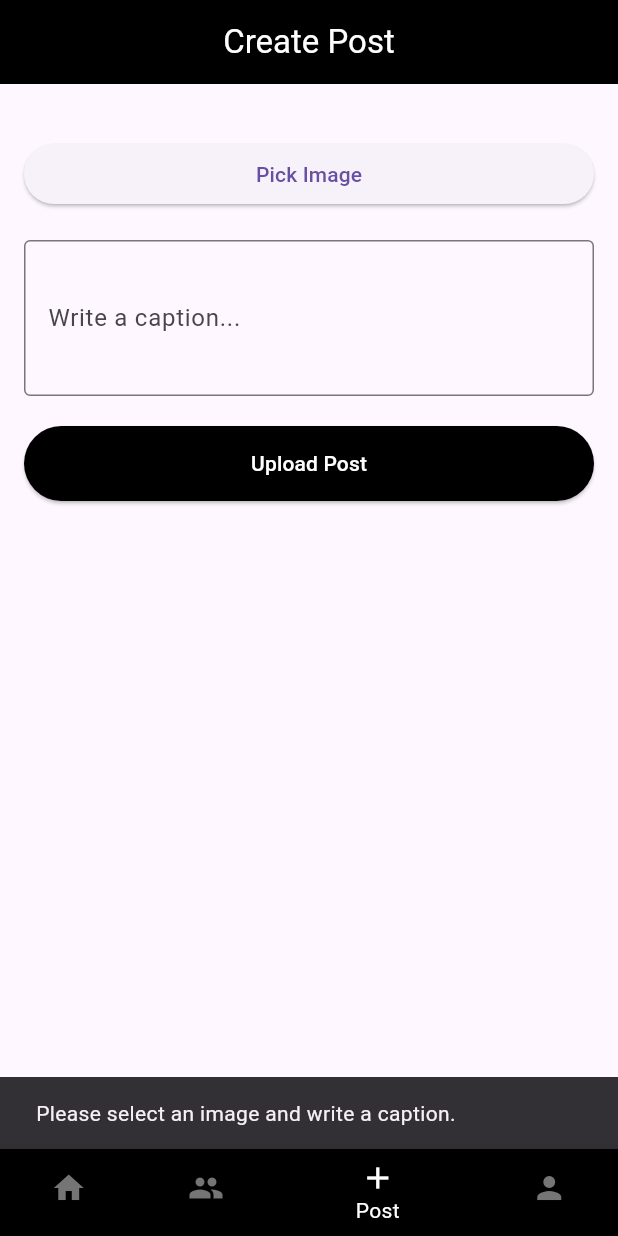
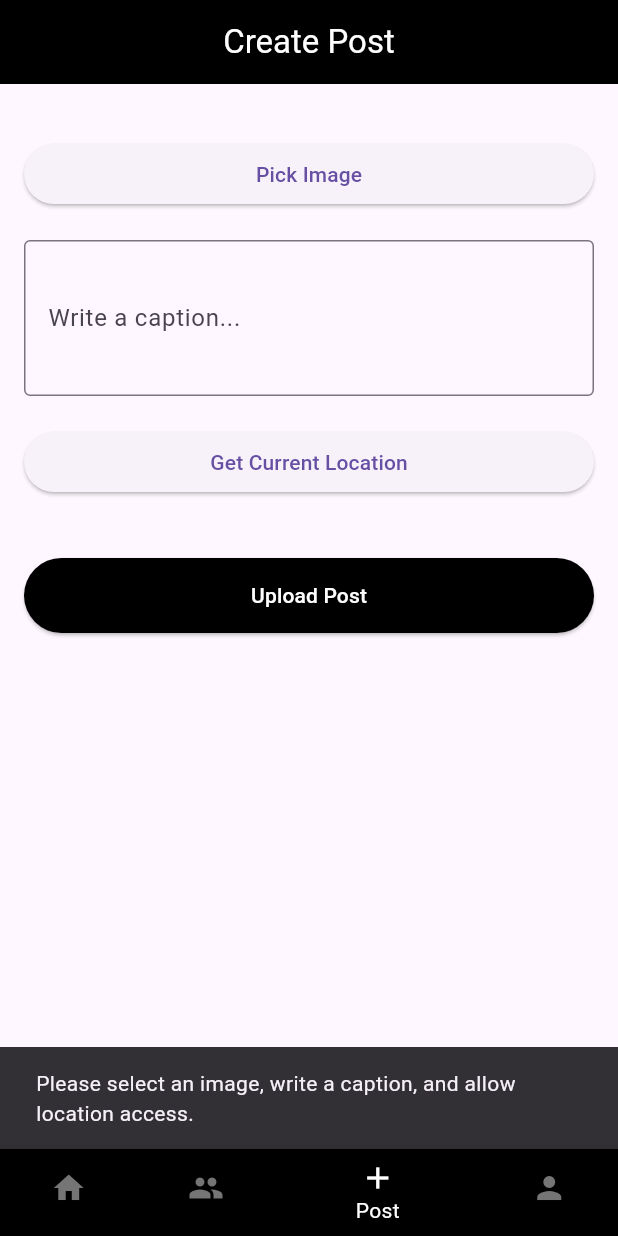
Before and after one commit to Dilipjp/Connectify-hybrid, a Flutter app: the screen it shows once a user with an empty profile is signed in, item 3 of the bottom bar chosen, after a tap on "Upload Post", on a phone screen of 412 x 824 dp. Run offline on Flutter 3.47's test engine with Material 3 defaults, Android fonts, the phone set to English and light mode, and no system bars; our stand-ins replace firebase_auth, firebase_core, firebase_database, firebase_storage, geocoding, geolocator and 3 more; missing offline and left inert: firebase_auth_platform_interface; accounts and stored records are empty.

Commit message:
Location added to the post

```diff
--- a/lib/screens/post_tab.dart
+++ b/lib/screens/post_tab.dart
@@ -5,6 +5,8 @@ import 'package:firebase_storage/firebase_storage.dart';
 import 'package:flutter/material.dart';
 import 'package:image_picker/image_picker.dart';
 import 'package:uuid/uuid.dart';
+import 'package:geolocator/geolocator.dart';
+import 'package:geocoding/geocoding.dart';
 
 class PostTab extends StatefulWidget {
   @override
@@ -20,6 +22,8 @@ class _PostTabState extends State<PostTab> {
 
   File? _selectedImage;
   bool _isLoading = false;
+  String? _location; // Variable to store location
+  String? _locationName; // Variable to store location name (city)
 
   Future<void> _pickImage() async {
     final pickedImage = await ImagePicker().pickImage(source: ImageSource.gallery);
@@ -30,10 +34,55 @@ class _PostTabState extends State<PostTab> {
     }
   }
 
+  Future<void> _getCurrentLocation() async {
+    LocationPermission permission = await Geolocator.checkPermission();
+
+    if (permission == LocationPermission.denied) {
+      // Request permission
+      permission = await Geolocator.requestPermission();
+      if (permission == LocationPermission.denied) {
+        // Permission was denied
+        ScaffoldMessenger.of(context).showSnackBar(
+          SnackBar(content: Text('Location permissions are denied')),
+        );
+        return;
+      }
+    }
+
+    // Check if permission is granted
+    if (permission == LocationPermission.deniedForever) {
+      // Permissions are denied forever
+      ScaffoldMessenger.of(context).showSnackBar(
+        SnackBar(content: Text('Location permissions are permanently denied. Please enable them in settings.')),
+      );
+      return;
+    }
+
+    // If permissions are granted, get the location
+    try {
+      Position position = await Geolocator.getCurrentPosition(desiredAccuracy: LocationAccuracy.high);
+      setState(() {
+        _location = '${position.latitude}, ${position.longitude}'; // Store location as string
+      });
+
+      // Get the location name (city)
+      List<Placemark> placemarks = await placemarkFromCoordinates(position.latitude, position.longitude);
+      if (placemarks.isNotEmpty) {
+        _locationName = placemarks[0].locality; // Get the city name
+        print('Location Name: $_locationName');
+      }
+    } catch (e) {
+      print('Error getting location: $e');
+      ScaffoldMessenger.of(context).showSnackBar(
+        SnackBar(content: Text('Error getting location: $e')),
+      );
+    }
+  }
+
   Future<void> _uploadPost() async {
-    if (_selectedImage == null || _captionController.text.isEmpty) {
+    if (_selectedImage == null || _captionController.text.isEmpty || _locationName == null) {
       ScaffoldMessenger.of(context).showSnackBar(
-        SnackBar(content: Text('Please select an image and write a caption.')),
+        SnackBar(content: Text('Please select an image, write a caption, and allow location access.')),
       );
       return;
     }
@@ -62,6 +111,8 @@ class _PostTabState extends State<PostTab> {
           'postImageUrl': downloadUrl,
           'timestamp': DateTime.now().toIso8601String(),
           'userId': userId,
+          'location': _location, // Save coordinates
+          'locationName': _locationName, // Save city name
         });
 
         // Success
@@ -73,6 +124,8 @@ class _PostTabState extends State<PostTab> {
         _captionController.clear();
         setState(() {
           _selectedImage = null;
+          _location = null; // Clear location
+          _locationName = null; // Clear location name
         });
 
         Navigator.pushReplacementNamed(context, '/home');
@@ -100,7 +153,6 @@ class _PostTabState extends State<PostTab> {
         backgroundColor: Colors.black,
         centerTitle: true,
       ),
-
       body: SingleChildScrollView(
         padding: EdgeInsets.all(16.0),
         child: Column(
@@ -128,6 +180,17 @@ class _PostTabState extends State<PostTab> {
               maxLines: 3,
             ),
             SizedBox(height: 20),
+            ElevatedButton(
+              onPressed: _getCurrentLocation, // Get current location
+              child: Text('Get Current Location'),
+            ),
+            SizedBox(height: 20),
+            if (_locationName != null) // Display the location name (city) if available
+              Text(
+                'Location: $_locationName',
+                style: TextStyle(fontSize: 16, fontWeight: FontWeight.bold),
+              ),
+            SizedBox(height: 20),
             _isLoading
                 ? Center(child: CircularProgressIndicator())
                 : ElevatedButton(
@@ -136,7 +199,7 @@ class _PostTabState extends State<PostTab> {
                 backgroundColor: Colors.black,
                 padding: EdgeInsets.symmetric(vertical: 15),
               ),
-              child: Text('Upload Post', style: TextStyle(color: Colors.white),),
+              child: Text('Upload Post', style: TextStyle(color: Colors.white)),
             ),
           ],
         ),
--- a/pubspec.yaml
+++ b/pubspec.yaml
@@ -41,6 +41,9 @@ dependencies:
   path_provider: ^2.0.14
   win32: 2.3.0
   intl: ^0.18.0
+  geolocator: any
+  geocoding: any
+
 
 
   # The following adds the Cupertino Icons font to your application.
```
Also changed, not shown: 4 other files.
